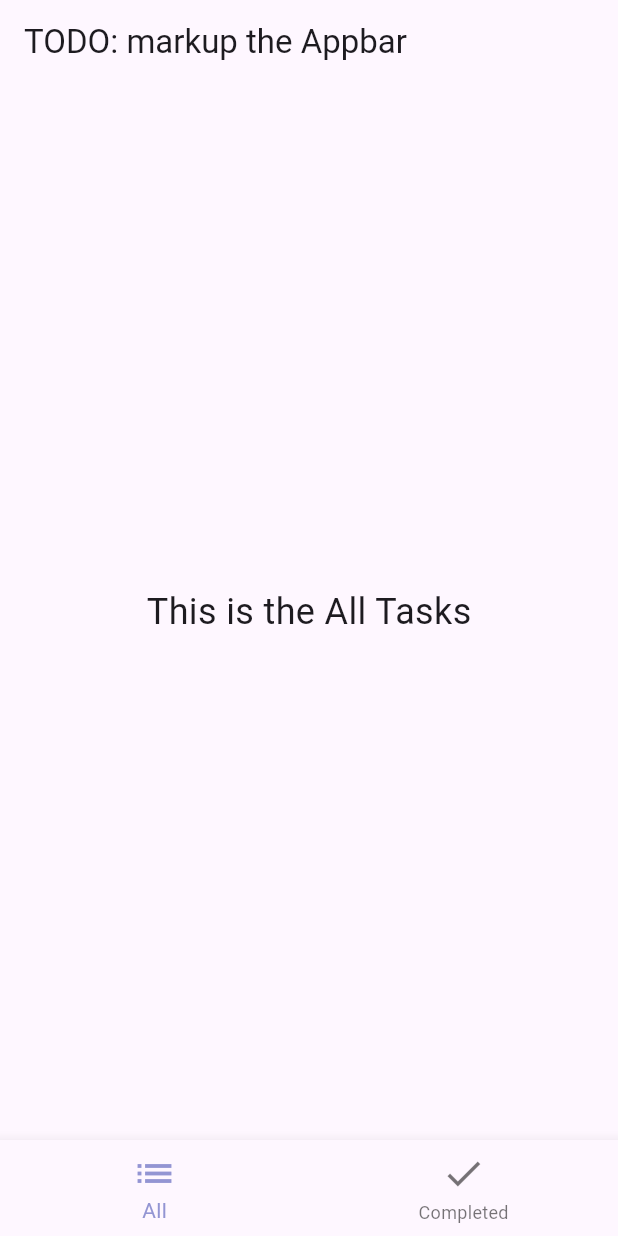
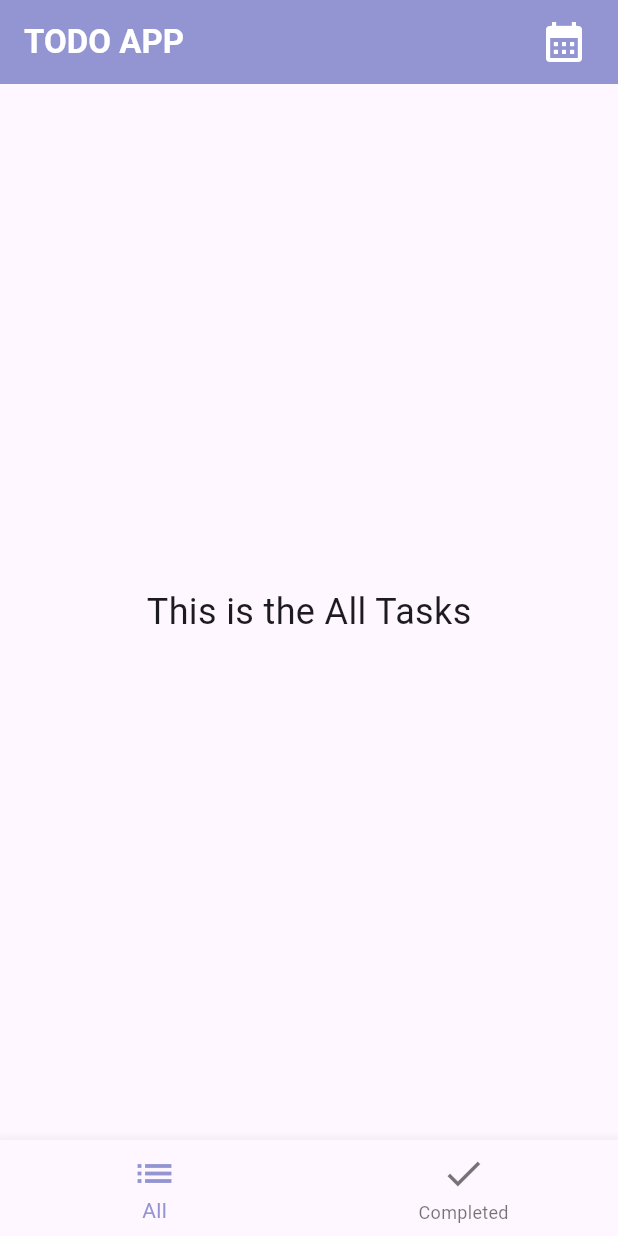
Before and after one commit to quiest2000/todo-app, a Flutter app: the screen it shows after launch, on a phone screen of 412 x 824 dp. Run offline on Flutter 3.47's test engine with Material 3 defaults, Android fonts, the phone set to English and light mode, and no system bars.

Commit message:
layout appbar

```diff
--- a/lib/main.dart
+++ b/lib/main.dart
@@ -36,7 +36,7 @@ class MyHomePage extends StatefulWidget {
 }
 
 class _MyHomePageState extends State<MyHomePage> {
-  int selectedIndex = 0;
+  int _selectedIndex = 0;
 
   Widget getPage(int index) {
     switch (index) {
@@ -51,11 +51,27 @@ class _MyHomePageState extends State<MyHomePage> {
 
   @override
   Widget build(BuildContext context) {
-    Widget page = getPage(selectedIndex);
+    Widget page = getPage(_selectedIndex);
 
     return Scaffold(
       appBar: AppBar(
-        title: const Text('TODO: markup the Appbar'),
+        backgroundColor: Theme.of(context).colorScheme.primary,
+        centerTitle: false,
+        title: const Text(
+          'TODO APP',
+          style: TextStyle(color: Colors.white, fontWeight: FontWeight.bold),
+        ),
+        actions: [
+          Padding(
+            padding: const EdgeInsets.only(right: 12),
+            child: IconButton(
+              color: Colors.white,
+              iconSize: 32,
+              onPressed: () => {print('Calendar clicked')},
+              icon: const Icon(Icons.calendar_month),
+            ),
+          ),
+        ],
       ),
       body: Center(
         child: page,
@@ -79,10 +95,10 @@ class _MyHomePageState extends State<MyHomePage> {
         ],
         onTap: (value) => {
           setState(() {
-            selectedIndex = value;
+            _selectedIndex = value;
           }),
         },
-        currentIndex: selectedIndex,
+        currentIndex: _selectedIndex,
       ),
     );
   }
```
